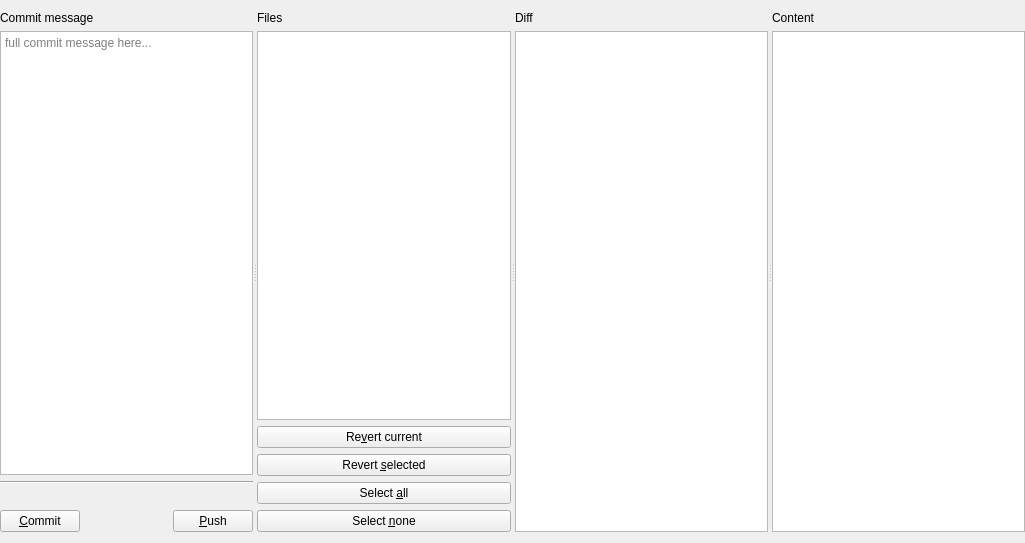
Qt form src/plugins/git/CommitForm.ui (codepointerapp/codepointer) before a commit.
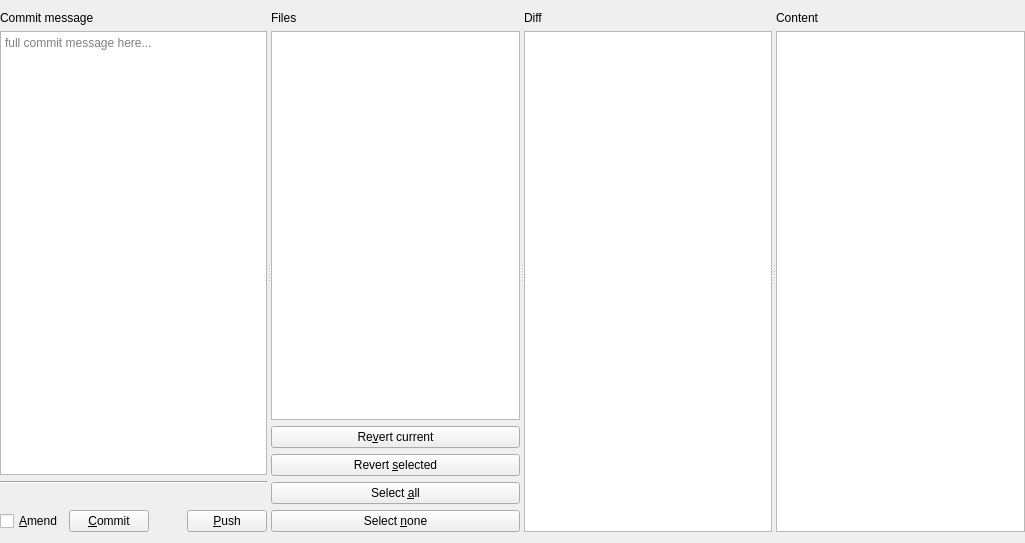
The same form after that commit.

Commit message: git commit ammend - wip

The edit to the form file:
```diff
--- a/src/plugins/git/CommitForm.ui
+++ b/src/plugins/git/CommitForm.ui
@@ -72,6 +72,13 @@
        </item>
        <item>
         <layout class="QHBoxLayout" name="horizontalLayout">
+         <item>
+          <widget class="QCheckBox" name="amendCheckbox">
+           <property name="text">
+            <string>&amp;Amend</string>
+           </property>
+          </widget>
+         </item>
          <item>
           <widget class="QPushButton" name="commitButton">
            <property name="text">
```
The commit also changes 4 other files.
